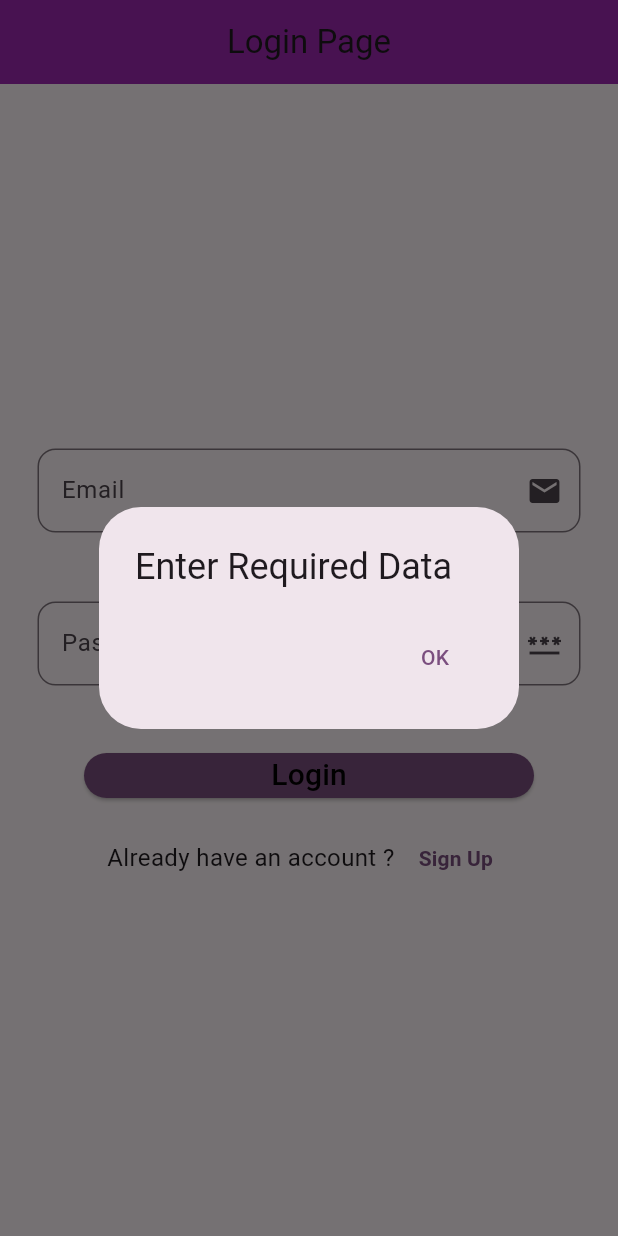
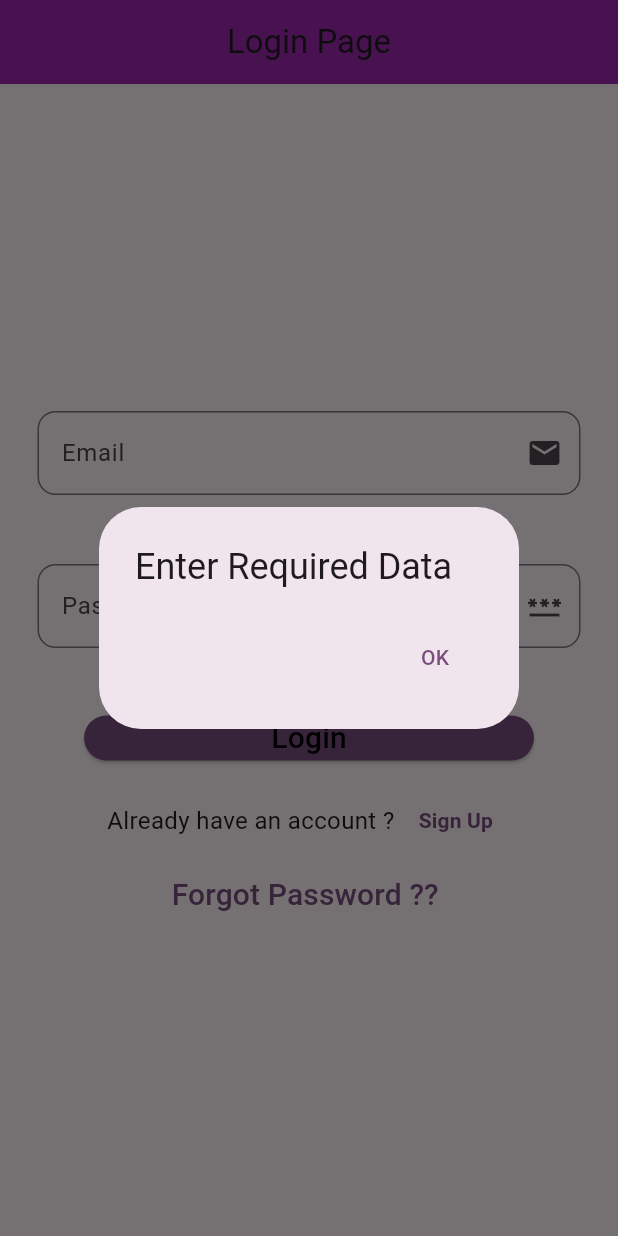
Before and after one commit to Rinav01/login_page, a Flutter app: the screen it shows after launch, after a tap on "Login", on a phone screen of 412 x 824 dp. Run offline on Flutter 3.47's test engine with Material 3 defaults, Android fonts, the phone set to English and light mode, and no system bars; our stand-ins replace firebase_auth, firebase_core; accounts and stored records are empty.

Commit message:
Second Commit

```diff
--- a/lib/check_user.dart
+++ b/lib/check_user.dart
@@ -0,0 +1,35 @@
+import 'package:firebase_auth/firebase_auth.dart';
+import 'package:firebase_backend/login_page.dart';
+import 'package:firebase_backend/main.dart';
+import 'package:flutter/material.dart';
+
+class CheckUser extends StatelessWidget {
+  const CheckUser({super.key});
+
+  // This function now returns a Future<bool>
+  Future<bool> isUserLoggedIn() async {
+    final user = FirebaseAuth.instance.currentUser;
+    return user != null;
+  }
+
+  @override
+  Widget build(BuildContext context) {
+    return FutureBuilder<bool>(
+      future: isUserLoggedIn(),
+      builder: (context, snapshot) {
+        // Check for completion
+        if (snapshot.connectionState == ConnectionState.waiting) {
+          return const Center(child: CircularProgressIndicator());
+        } else if (snapshot.hasError) {
+          return const Center(child: Text("An error occurred"));
+        } else if (snapshot.hasData && snapshot.data == true) {
+          // If user is logged in, navigate to Home Page
+          return const MyHomePage(title: "Home Screen");
+        } else {
+          // If user is not logged in, navigate to Login Page
+          return const Loginpage();
+        }
+      },
+    );
+  }
+}
--- a/lib/login_page.dart
+++ b/lib/login_page.dart
@@ -1,4 +1,5 @@
 import 'package:firebase_auth/firebase_auth.dart';
+import 'package:firebase_backend/forgot_password.dart';
 import 'package:firebase_backend/main.dart';
 import 'package:firebase_backend/signup_page.dart';
 import 'package:firebase_backend/ui_helper.dart';
@@ -23,7 +24,8 @@ class _LoginpageState extends State<Loginpage> {
       UserCredential ? usercredential;
       try{
         usercredential = await FirebaseAuth.instance.signInWithEmailAndPassword(email: email, password: password).then((value){
-          Navigator.push(context, MaterialPageRoute(builder: (context)=>MyHomePage(title: "Login")));
+          Navigator.push(context, MaterialPageRoute(builder: (context)=>const MyHomePage(title: "Login")));
+          return null;
         });
       }
       on FirebaseAuthException catch(e){
@@ -57,7 +59,11 @@ class _LoginpageState extends State<Loginpage> {
                 Navigator.push(context, MaterialPageRoute(builder: (context)=>const SignupPage()));
               }, child: const Text("Sign Up",style: TextStyle(fontWeight: FontWeight.bold),))
             ],
-          )
+          ),
+          const SizedBox(height:2,),
+          TextButton(onPressed: (){
+            Navigator.push(context, MaterialPageRoute(builder: (context)=>ForgotPassword()));
+          }, child: const Text("Forgot Password ?? ",style: TextStyle(fontSize: 20),))
         ],
       ),
     );
--- a/lib/main.dart
+++ b/lib/main.dart
@@ -1,3 +1,5 @@
+import 'package:firebase_auth/firebase_auth.dart';
+import 'package:firebase_backend/check_user.dart';
 import 'package:firebase_backend/login_page.dart';
 import 'package:firebase_core/firebase_core.dart';
 import 'package:flutter/material.dart';
@@ -23,7 +25,7 @@ class MyApp extends StatelessWidget {
           backgroundColor: Colors.purple,
         )
       ),
-      home: const Loginpage()
+      home: const CheckUser()
     );
   }
 }
@@ -45,6 +47,12 @@ class _MyHomePageState extends State<MyHomePage> {
     setState(() {
 
       _counter++;
+    });
+  }
+
+  logOut()async{
+    FirebaseAuth.instance.signOut().then((value){
+      Navigator.pushReplacement(context, MaterialPageRoute(builder: (context)=>Loginpage()));
     });
   }
 
@@ -75,7 +83,7 @@ class _MyHomePageState extends State<MyHomePage> {
         ),
       ),
       floatingActionButton: FloatingActionButton(
-        onPressed: _incrementCounter,
+        onPressed: logOut,
         tooltip: 'Increment',
         child: const Icon(Icons.add),
       ),
--- a/lib/signup_page.dart
+++ b/lib/signup_page.dart
@@ -25,9 +25,9 @@ class _SignupPageState extends State<SignupPage> {
         );
         Navigator.push(
           context,
-          MaterialPageRoute(builder: (context) => MyHomePage(title: "Home Page")),
+          MaterialPageRoute(builder: (context) => const MyHomePage(title: "Home Page")),
         );
-      } on FirebaseAuthException  catch (e) {
+      } on FirebaseAuthException  {
         UiHelper.customAlertDialog(context, "An unexpected error occurred");
       }
     }
```
Also changed, not shown: lib/forgot_password.dart (added, +41 -0 lines).
